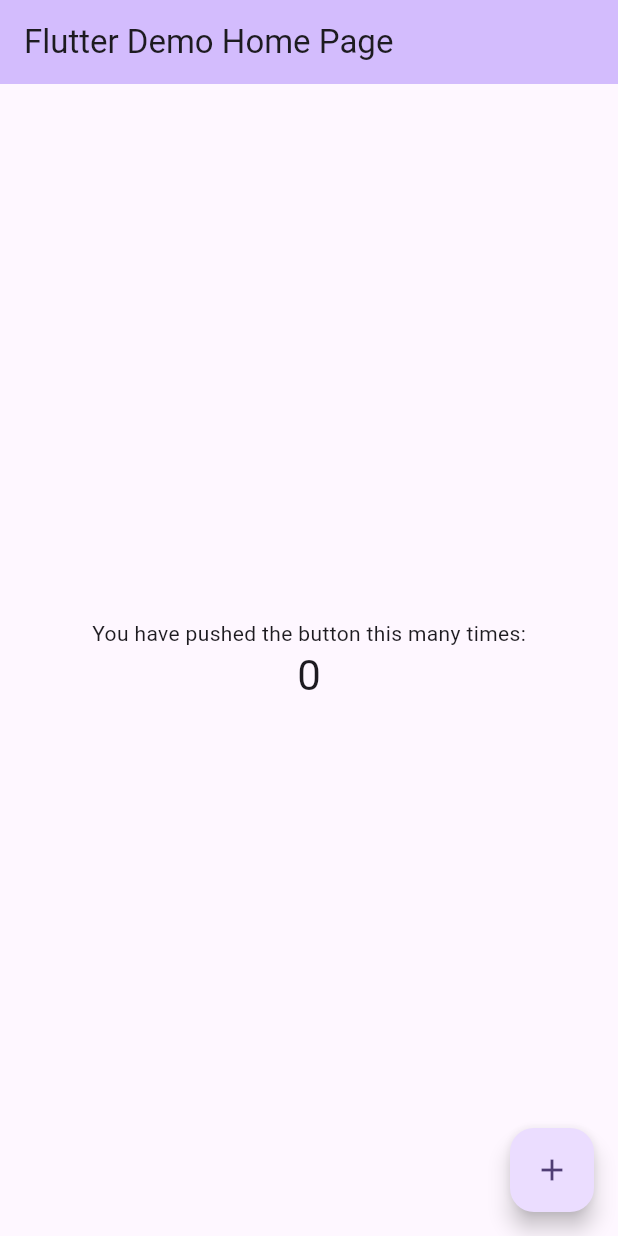
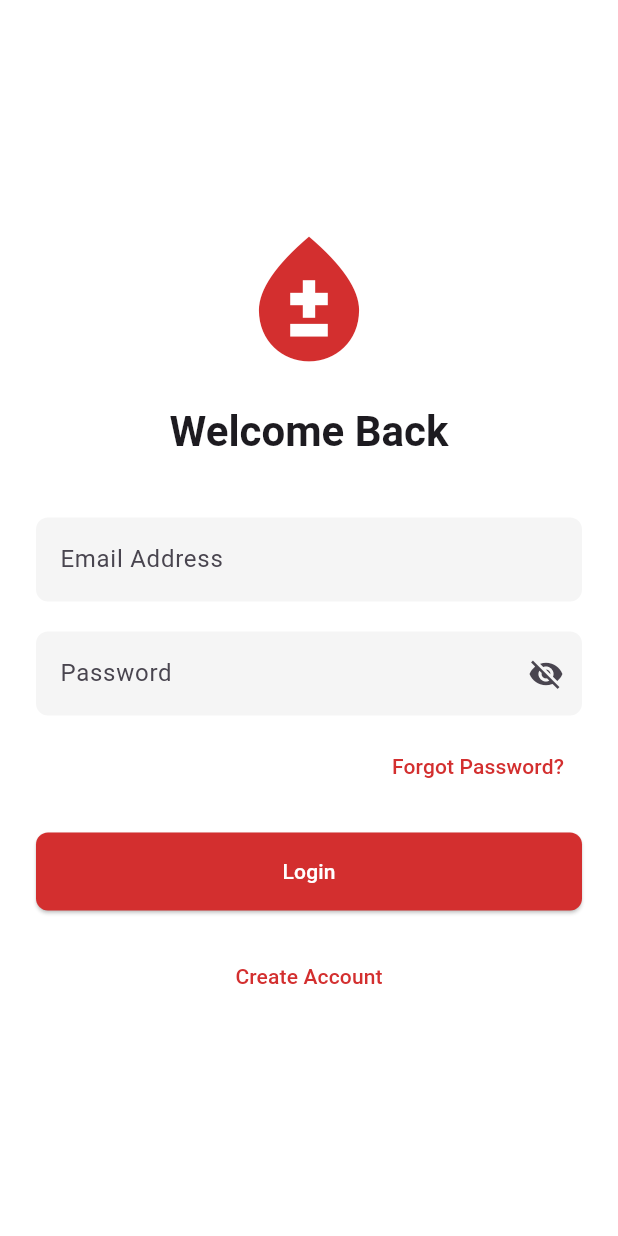
Before and after one commit to killuaZoldyck69/BloodLink-Mobile-App, a Flutter app: the screen it shows after launch, on a phone screen of 412 x 824 dp. Run offline on Flutter 3.47's test engine with Material 3 defaults, Android fonts, the phone set to English and light mode, and no system bars; our stand-ins replace flutter_riverpod, go_router.

Commit message:
Implement user login and registration UI

```diff
--- a/lib/main.dart
+++ b/lib/main.dart
@@ -1,122 +1,68 @@
 import 'package:flutter/material.dart';
+import 'package:flutter_riverpod/flutter_riverpod.dart';
+import 'package:go_router/go_router.dart';
+import 'package:myapp/screens/login_screen.dart';
+import 'package:myapp/screens/register_screen.dart';
 
 void main() {
-  runApp(const MyApp());
+  runApp(const ProviderScope(child: MyApp()));
 }
+
+final GoRouter _router = GoRouter(
+  routes: <RouteBase>[
+    GoRoute(
+      path: '/',
+      builder: (BuildContext context, GoRouterState state) {
+        return const LoginScreen();
+      },
+      routes: <RouteBase>[
+        GoRoute(
+          path: 'register',
+          builder: (BuildContext context, GoRouterState state) {
+            return const RegisterScreen();
+          },
+        ),
+      ],
+    ),
+  ],
+);
 
 class MyApp extends StatelessWidget {
   const MyApp({super.key});
 
-  // This widget is the root of your application.
   @override
   Widget build(BuildContext context) {
-    return MaterialApp(
-      title: 'Flutter Demo',
+    return MaterialApp.router(
+      routerConfig: _router,
+      title: 'BloodLink',
       theme: ThemeData(
-        // This is the theme of your application.
-        //
-        // TRY THIS: Try running your application with "flutter run". You'll see
-        // the application has a purple toolbar. Then, without quitting the app,
-        // try changing the seedColor in the colorScheme below to Colors.green
-        // and then invoke "hot reload" (save your changes or press the "hot
-        // reload" button in a Flutter-supported IDE, or press "r" if you used
-        // the command line to start the app).
-        //
-        // Notice that the counter didn't reset back to zero; the application
-        // state is not lost during the reload. To reset the state, use hot
-        // restart instead.
-        //
-        // This works for code too, not just values: Most code changes can be
-        // tested with just a hot reload.
-        colorScheme: ColorScheme.fromSeed(seedColor: Colors.deepPurple),
+        primaryColor: const Color(0xFFD32F2F),
+        scaffoldBackgroundColor: Colors.white,
+        inputDecorationTheme: InputDecorationTheme(
+          filled: true,
+          fillColor: const Color(0xFFF5F5F5),
+          border: OutlineInputBorder(
+            borderRadius: BorderRadius.circular(8),
+            borderSide: BorderSide.none,
+          ),
+        ),
+        elevatedButtonTheme: ElevatedButtonThemeData(
+          style: ElevatedButton.styleFrom(
+            backgroundColor: const Color(0xFFD32F2F),
+            foregroundColor: Colors.white,
+            shape: RoundedRectangleBorder(
+              borderRadius: BorderRadius.circular(8),
+            ),
+            padding: const EdgeInsets.symmetric(vertical: 16),
+          ),
+        ),
+        textButtonTheme: TextButtonThemeData(
+          style: TextButton.styleFrom(
+            foregroundColor: const Color(0xFFD32F2F),
+          ),
+        ),
+        useMaterial3: true,
       ),
-      home: const MyHomePage(title: 'Flutter Demo Home Page'),
     );
   }
 }
-
-class MyHomePage extends StatefulWidget {
-  const MyHomePage({super.key, required this.title});
-
-  // This widget is the home page of your application. It is stateful, meaning
-  // that it has a State object (defined below) that contains fields that affect
-  // how it looks.
-
-  // This class is the configuration for the state. It holds the values (in this
-  // case the title) provided by the parent (in this case the App widget) and
-  // used by the build method of the State. Fields in a Widget subclass are
-  // always marked "final".
-
-  final String title;
-
-  @override
-  State<MyHomePage> createState() => _MyHomePageState();
-}
-
-class _MyHomePageState extends State<MyHomePage> {
-  int _counter = 0;
-
-  void _incrementCounter() {
-    setState(() {
-      // This call to setState tells the Flutter framework that something has
-      // changed in this State, which causes it to rerun the build method below
-      // so that the display can reflect the updated values. If we changed
-      // _counter without calling setState(), then the build method would not be
-      // called again, and so nothing would appear to happen.
-      _counter++;
-    });
-  }
-
-  @override
-  Widget build(BuildContext context) {
-    // This method is rerun every time setState is called, for instance as done
-    // by the _incrementCounter method above.
-    //
-    // The Flutter framework has been optimized to make rerunning build methods
-    // fast, so that you can just rebuild anything that needs updating rather
-    // than having to individually change instances of widgets.
-    return Scaffold(
-      appBar: AppBar(
-        // TRY THIS: Try changing the color here to a specific color (to
-        // Colors.amber, perhaps?) and trigger a hot reload to see the AppBar
-        // change color while the other colors stay the same.
-        backgroundColor: Theme.of(context).colorScheme.inversePrimary,
-        // Here we take the value from the MyHomePage object that was created by
-        // the App.build method, and use it to set our appbar title.
-        title: Text(widget.title),
-      ),
-      body: Center(
-        // Center is a layout widget. It takes a single child and positions it
-        // in the middle of the parent.
-        child: Column(
-          // Column is also a layout widget. It takes a list of children and
-          // arranges them vertically. By default, it sizes itself to fit its
-          // children horizontally, and tries to be as tall as its parent.
-          //
-          // Column has various properties to control how it sizes itself and
-          // how it positions its children. Here we use mainAxisAlignment to
-          // center the children vertically; the main axis here is the vertical
-          // axis because Columns are vertical (the cross axis would be
-          // horizontal).
-          //
-          // TRY THIS: Invoke "debug painting" (choose the "Toggle Debug Paint"
-          // action in the IDE, or press "p" in the console), to see the
-          // wireframe for each widget.
-          mainAxisAlignment: MainAxisAlignment.center,
-          children: <Widget>[
-            const Text('You have pushed the button this many times:'),
-            Text(
-              '$_counter',
-              style: Theme.of(context).textTheme.headlineMedium,
-            ),
-          ],
-        ),
-      ),
-      floatingActionButton: FloatingActionButton(
-        onPressed: _incrementCounter,
-        tooltip: 'Increment',
-        child: const Icon(Icons.add),
-      ), // This trailing comma makes auto-formatting nicer for build methods.
-    );
-  }
-}
--- /dev/null
+++ b/lib/models/user_registration_model.dart
@@ -0,0 +1,20 @@
+
+class UserRegistrationModel {
+  String fullName;
+  String email;
+  String phoneNumber;
+  String password;
+  String address;
+  String? bloodGroup;
+  DateTime? lastDonationDate;
+
+  UserRegistrationModel({
+    this.fullName = '',
+    this.email = '',
+    this.phoneNumber = '',
+    this.password = '',
+    this.address = '',
+    this.bloodGroup,
+    this.lastDonationDate,
+  });
+}
--- /dev/null
+++ b/lib/screens/login_screen.dart
@@ -0,0 +1,74 @@
+import 'package:flutter/material.dart';
+import 'package:flutter_riverpod/flutter_riverpod.dart';
+import 'package:go_router/go_router.dart';
+import 'package:myapp/widgets/custom_text_field.dart';
+
+class LoginScreen extends ConsumerWidget {
+  const LoginScreen({super.key});
+
+  @override
+  Widget build(BuildContext context, WidgetRef ref) {
+    return Scaffold(
+      backgroundColor: Colors.white,
+      body: Center(
+        child: SingleChildScrollView(
+          padding: const EdgeInsets.all(24.0),
+          child: Column(
+            mainAxisAlignment: MainAxisAlignment.center,
+            crossAxisAlignment: CrossAxisAlignment.stretch,
+            children: [
+              const Icon(
+                Icons.bloodtype,
+                size: 100,
+                color: Color(0xFFD32F2F),
+              ),
+              const SizedBox(height: 20),
+              Text(
+                'Welcome Back',
+                textAlign: TextAlign.center,
+                style: Theme.of(context).textTheme.headlineMedium?.copyWith(
+                      fontWeight: FontWeight.bold,
+                    ),
+              ),
+              const SizedBox(height: 40),
+              const CustomTextField(
+                labelText: 'Email Address',
+                keyboardType: TextInputType.emailAddress,
+              ),
+              const SizedBox(height: 20),
+              const CustomTextField(
+                labelText: 'Password',
+                obscureText: true,
+              ),
+              const SizedBox(height: 10),
+              Align(
+                alignment: Alignment.centerRight,
+                child: TextButton(
+                  onPressed: () {},
+                  child: const Text('Forgot Password?'),
+                ),
+              ),
+              const SizedBox(height: 20),
+              ElevatedButton(
+                onPressed: () {},
+                style: ElevatedButton.styleFrom(
+                  backgroundColor: const Color(0xFFD32F2F),
+                  padding: const EdgeInsets.symmetric(vertical: 16),
+                  shape: RoundedRectangleBorder(
+                    borderRadius: BorderRadius.circular(8),
+                  ),
+                ),
+                child: const Text('Login'),
+              ),
+              const SizedBox(height: 20),
+              TextButton(
+                onPressed: () => context.go('/register'),
+                child: const Text('Create Account'),
+              ),
+            ],
+          ),
+        ),
+      ),
+    );
+  }
+}
--- /dev/null
+++ b/lib/widgets/custom_text_field.dart
@@ -0,0 +1,69 @@
+import 'package:flutter/material.dart';
+
+class CustomTextField extends StatefulWidget {
+  final String labelText;
+  final TextInputType? keyboardType;
+  final bool obscureText;
+  final String? initialValue;
+  final void Function(String)? onChanged;
+  final String? Function(String?)? validator;
+
+  const CustomTextField({
+    super.key,
+    required this.labelText,
+    this.keyboardType,
+    this.obscureText = false,
+    this.initialValue,
+    this.onChanged,
+    this.validator,
+  });
+
+  @override
+  State<CustomTextField> createState() => _CustomTextFieldState();
+}
+
+class _CustomTextFieldState extends State<CustomTextField> {
+  late bool _obscureText;
+  final TextEditingController _controller = TextEditingController();
+
+  @override
+  void initState() {
+    super.initState();
+    _obscureText = widget.obscureText;
+    if (widget.initialValue != null) {
+      _controller.text = widget.initialValue!;
+    }
+  }
+
+  @override
+  Widget build(BuildContext context) {
+    return TextFormField(
+      controller: _controller,
+      keyboardType: widget.keyboardType,
+      obscureText: _obscureText,
+      onChanged: widget.onChanged,
+      validator: widget.validator,
+      decoration: InputDecoration(
+        labelText: widget.labelText,
+        filled: true,
+        fillColor: const Color(0xFFF5F5F5),
+        border: OutlineInputBorder(
+          borderRadius: BorderRadius.circular(8),
+          borderSide: BorderSide.none,
+        ),
+        suffixIcon: widget.obscureText
+            ? IconButton(
+                icon: Icon(
+                  _obscureText ? Icons.visibility_off : Icons.visibility,
+                ),
+                onPressed: () {
+                  setState(() {
+                    _obscureText = !_obscureText;
+                  });
+                },
+              )
+            : null,
+      ),
+    );
+  }
+}
--- a/pubspec.yaml
+++ b/pubspec.yaml
@@ -34,6 +34,10 @@ dependencies:
   # The following adds the Cupertino Icons font to your application.
   # Use with the CupertinoIcons class for iOS style icons.
   cupertino_icons: ^1.0.8
+  flutter_riverpod: ^3.0.3
+  go_router: ^17.0.1
+  intl: ^0.20.2
+  google_fonts: ^6.3.3
 
 dev_dependencies:
   flutter_test:
```
Also changed, not shown: lib/screens/register_screen.dart (added, +151 -0 lines), pubspec.lock.
